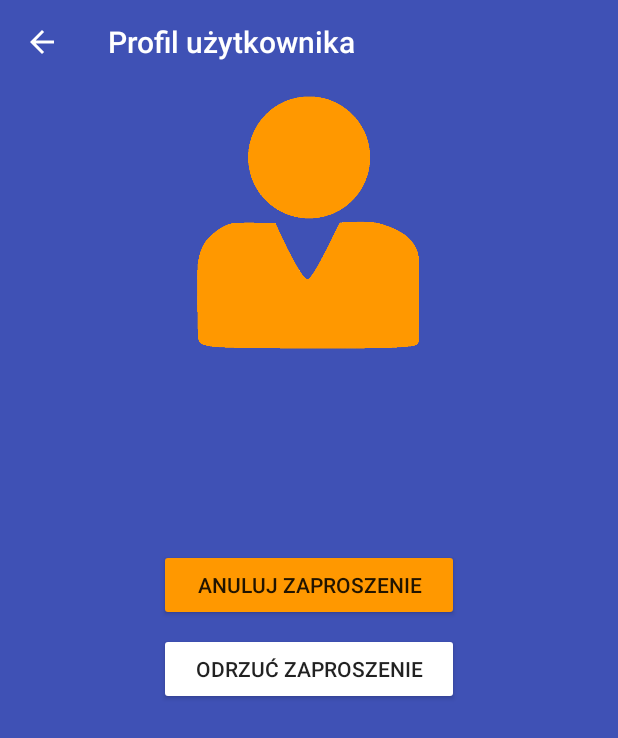
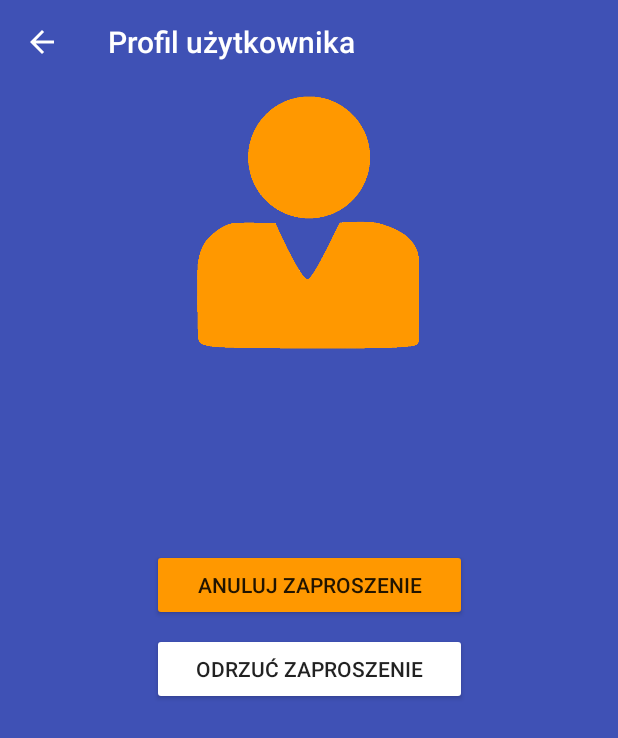
Before and after one commit to phaxi73/PodzialWydatkow, an Android app: the ProfileActivity screen opened directly, with no data from a screen before it, after a tap on "ZAPROŚ DO ZNAJOMYCH", on a phone screen of 412 x 824 dp. Shown: the top 738 px of the screen. Run offline under Robolectric (Android 15) with nearby library versions, the phone set to English and light mode, and no system bars; our stand-ins replace Firebase (no records; nobody signed in at launch, a user with empty details on screens opened directly), Picasso; 2 statements that could not run were skipped.

Commit message:
Inviting friends works, cancelling sent invitation works aswell (invited person can see the invitation, can accept it, but cannot decline it yet)

```diff
--- a/app/src/main/java/com/example/bartek/podzialwydatkow/ProfileActivity.java
+++ b/app/src/main/java/com/example/bartek/podzialwydatkow/ProfileActivity.java
@@ -25,6 +25,9 @@ import com.squareup.picasso.Picasso;
 
 import org.w3c.dom.Text;
 
+import java.text.DateFormat;
+import java.util.Date;
+
 public class ProfileActivity extends AppCompatActivity {
 
     private ImageView mProfileImage;
@@ -36,6 +39,7 @@ public class ProfileActivity extends AppCompatActivity {
     private DatabaseReference mUsersDatabase;                   //Mam user_id, więc potrzebuje referencji do bazy danych, żeby móc uzyskać resztę danych
                                                                         //Uzyć obu referencji w onCreate(Bundle savedInstanceState)
     private DatabaseReference mFriendReqDatabase;               //Referencja do zrobienia zapraszania do znajomych
+    private DatabaseReference mFriendDatabase;                  //Referencja do zrobienia znajomych
 
     private FirebaseUser mCurrentUser;                          //Żeby móc wyciągać user id z autha, użuć FirebaseAuth w onCreate (Bundle savedInstanceState)
 
@@ -55,8 +59,9 @@ public class ProfileActivity extends AppCompatActivity {
 
         final String user_id = getIntent().getStringExtra("user_id");         //Pobiera user_id z UsersActivity (z populatViewHolder)
 
-        mUsersDatabase = FirebaseDatabase.getInstance().getReference().child("Users").child(user_id);               //definiowanie obiektów- "Users" i "Friend_req"
-        mFriendReqDatabase = FirebaseDatabase.getInstance().getReference().child("Friend_req");                     //To nazwy węzłów w bazie danych
+        mUsersDatabase = FirebaseDatabase.getInstance().getReference().child("Users").child(user_id);               //Definiowanie obiektów
+        mFriendReqDatabase = FirebaseDatabase.getInstance().getReference().child("Friend_req");                     //"Users", "Friend_req", "Friends"
+        mFriendDatabase = FirebaseDatabase.getInstance().getReference().child("Friends");                           //To nazwy węzłów (kluczy) w bazie danych
         mCurrentUser = FirebaseAuth.getInstance().getCurrentUser();
 
         mProfileImage = (ImageView) findViewById(R.id.profile_image);
@@ -136,7 +141,7 @@ public class ProfileActivity extends AppCompatActivity {
 
                 mProfileInviteBtn.setEnabled(false);                                                        //Po tapnięciu na przycisk, wyłącza się on
 
-                // ------------------ WYSYŁANIE ZAPROSZENIA - "not_friends" ---------------------------------------------------------------------------------------------------
+                // ------------------ WYSYŁANIE ZAPROSZENIA - aktualny stan: "not_friends" -----------------------------------------------------------------------------------
 
                 if(mCurrent_state.equals("not_friends")){
 
@@ -151,7 +156,6 @@ public class ProfileActivity extends AppCompatActivity {
                                     @Override
                                     public void onSuccess(Void aVoid) {
 
-                                        mProfileInviteBtn.setEnabled(true);                                  //Po wysłaniu zaproszenia, znowu włączam przycisk
                                         mCurrent_state = "req_sent";                                         //Zmiana statusu na "req_sent", z "not_friends", a cała cały if działa tylko dla "not_friends"
                                         mProfileInviteBtn.setText("Anuluj zaproszenie");                     //Zmiana tekstu na przycisku, po wysłaniu zaproszenia
 
@@ -166,12 +170,14 @@ public class ProfileActivity extends AppCompatActivity {
 
                             }
 
+                            mProfileInviteBtn.setEnabled(true);                                  //Po wysłaniu zaproszenia, znowu włączam przycisk, nawet przy nieudanej próbie
+
                         }
                     });
 
                 }
 
-                // ------------------ ANULOWANIE WYSŁANEGO ZAPROSZENIA - "req_sent" ----------------------------------------------------------------------------------------
+                // ------------------ ANULOWANIE WYSŁANEGO ZAPROSZENIA - aktualny stan: "req_sent" ----------------------------------------------------------------------------
 
                 if(mCurrent_state.equals("req_sent")){
 
@@ -197,6 +203,50 @@ public class ProfileActivity extends AppCompatActivity {
 
                 }
 
+
+                // ----------------- OTRZYMANIE ZAPROSZENIE - aktualny stan: "req_received" -------------------------------------------------------------------------------------
+
+                if(mCurrent_state.equals("req_received")){
+
+                    final String currentDate = DateFormat.getDateInstance().format(new Date());
+
+                    //              ID (atualny użytkownik)     ID (inny użytkownik)
+                   mFriendDatabase.child(mCurrentUser.getUid()).child(user_id).setValue(currentDate)
+                           .addOnSuccessListener(new OnSuccessListener<Void>() {
+                               @Override
+                               public void onSuccess(Void aVoid) {
+
+                                   mFriendDatabase.child(user_id).child(mCurrentUser.getUid()).setValue(currentDate)
+                                           .addOnSuccessListener(new OnSuccessListener<Void>() {
+                                               @Override
+                                               public void onSuccess(Void aVoid) {
+
+                                                   mFriendReqDatabase.child(mCurrentUser.getUid()).child(user_id).removeValue().addOnSuccessListener(new OnSuccessListener<Void>() {
+                                                       @Override
+                                                       public void onSuccess(Void aVoid) {
+
+                                                           mFriendReqDatabase.child(user_id).child(mCurrentUser.getUid()).removeValue().addOnSuccessListener(new OnSuccessListener<Void>() {
+                                                               @Override
+                                                               public void onSuccess(Void aVoid) {
+
+                                                                   mProfileInviteBtn.setEnabled(true);                                  //Po anulowaniu wysłania zaproszenia, znowu włączam przycisk
+                                                                   mCurrent_state = "friends";                                          //Zmiana statusu z powrotem na "friends", z "req_received"
+                                                                   mProfileInviteBtn.setText("Usuń ze znajomych");                      //Zmiana tekstu na przycisku, po przyjęciu zaproszenia
+
+                                                               }
+                                                           });
+
+                                                       }
+                                                   });
+
+                                               }
+                                           });
+
+                               }
+                           });
+
+                }
+
             }
         });
 
--- a/app/src/main/res/layout/activity_profile.xml
+++ b/app/src/main/res/layout/activity_profile.xml
@@ -31,7 +31,7 @@
 
     <Button
         android:id="@+id/profile_invite_btn"
-        android:layout_width="200dp"
+        android:layout_width="210dp"
         android:layout_height="wrap_content"
         android:layout_marginTop="76dp"
         android:backgroundTint="@color/colorAccent"
@@ -54,7 +54,7 @@
 
     <Button
         android:id="@+id/profile_cancel_btn"
-        android:layout_width="200dp"
+        android:layout_width="210dp"
         android:layout_height="wrap_content"
         android:layout_marginTop="8dp"
         android:backgroundTint="@color/white"
```
